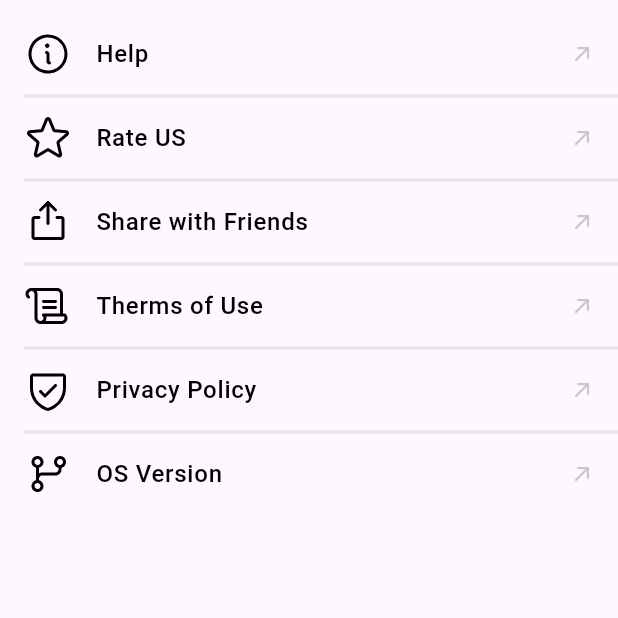
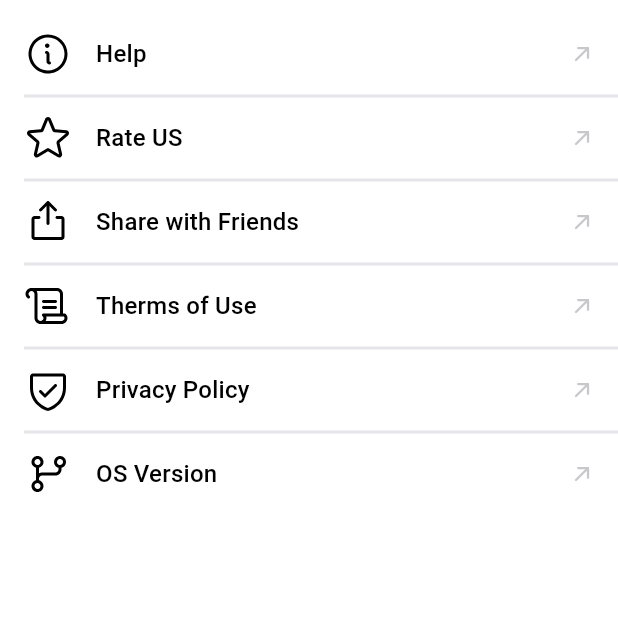
Before and after one commit to metehanpinarli/AppNationCaseStudy, a Flutter app: the screen it shows after launch, on a phone screen of 412 x 824 dp, the top half of it. Run offline on Flutter 3.47's test engine with Material 3 defaults, Android fonts, the phone set to English and light mode, and no system bars; our stand-ins replace flutter_svg.

Commit message:
added theme and parsed settings page widgets

```diff
--- a/lib/main.dart
+++ b/lib/main.dart
@@ -1,5 +1,5 @@
-import 'package:app_nation_case_study/view/home_view.dart';
-import 'package:app_nation_case_study/view/settings_view.dart';
+import 'package:app_nation_case_study/product/theme/light_theme.dart';
+import 'package:app_nation_case_study/view/settings/settings_view.dart';
 import 'package:flutter/material.dart';
 
 void main() {
@@ -14,9 +14,7 @@ class MyApp extends StatelessWidget {
     return MaterialApp(
       title: 'AppNation Case Study App',
       debugShowCheckedModeBanner: false,
-      theme: ThemeData(
-        primarySwatch: Colors.blue,
-      ),
+      theme: LightTheme().themeData,
       home: const SettingsView(),
     );
   }
--- /dev/null
+++ b/lib/product/extension/context_extension.dart
@@ -0,0 +1,6 @@
+import 'package:flutter/material.dart';
+
+extension ThemeExtension on BuildContext {
+  ThemeData get theme => Theme.of(this);
+  TextTheme get textTheme => theme.textTheme;
+}
--- /dev/null
+++ b/lib/product/resources/style/color_palette.dart
@@ -0,0 +1,7 @@
+import 'package:flutter/material.dart';
+
+class ColorPalette {
+  static const Color gray = Color(0xFFE5E5EA);
+  static const Color blue = Color(0xFF0085FF);
+  static const Color darkBlue = Color(0xFF0055D3);
+}
--- /dev/null
+++ b/lib/product/theme/light_theme.dart
@@ -0,0 +1,19 @@
+import 'package:app_nation_case_study/product/resources/style/color_palette.dart';
+import 'package:flutter/material.dart';
+
+class LightTheme {
+  ThemeData get themeData => ThemeData(
+        scaffoldBackgroundColor: Colors.white,
+        colorScheme: const ColorScheme.light(
+          primary: ColorPalette.blue,
+          secondary: ColorPalette.blue,
+        ),
+        appBarTheme: const AppBarTheme(
+          backgroundColor: Colors.white,
+          titleTextStyle: TextStyle(color: Colors.black, fontSize: 20, fontWeight: FontWeight.w600),
+        ),
+        textTheme: const TextTheme(
+          bodyMedium: TextStyle(fontSize: 16, fontWeight: FontWeight.w500, color: Colors.black, letterSpacing: 0.16),
+        ),
+      );
+}
--- a/lib/view/settings_view.dart
+++ b/lib/view/settings/settings_view.dart
@@ -1,7 +1,8 @@
 import 'package:app_nation_case_study/product/resources/assets/assets_constants.dart';
 import 'package:app_nation_case_study/product/resources/sizes/sizes.dart';
+import 'package:app_nation_case_study/view/settings/widgets/custom_divider_widget.dart';
+import 'package:app_nation_case_study/view/settings/widgets/custom_list_tile_widget.dart';
 import 'package:flutter/material.dart';
-import 'package:flutter_svg/svg.dart';
 
 class SettingsView extends StatelessWidget {
   const SettingsView({super.key});
@@ -9,6 +10,7 @@ class SettingsView extends StatelessWidget {
   @override
   Widget build(BuildContext context) {
     return Scaffold(
+
       body: SafeArea(
         child: Padding(
           padding: EdgeInsets.only(left: Sizes.defaultPadding, top: Sizes.defaultPadding),
@@ -32,44 +34,3 @@ class SettingsView extends StatelessWidget {
     );
   }
 }
-
-class CustomDividerWidget extends StatelessWidget {
-  const CustomDividerWidget({
-    super.key,
-  });
-
-  @override
-  Widget build(BuildContext context) {
-    return const Divider(
-      color: Color(0xFFE5E5EA),
-      thickness: 2,
-    );
-  }
-}
-
-class CustomListTileWidget extends StatelessWidget {
-  const CustomListTileWidget({
-    super.key,
-    required this.title,
-    required this.icon,
-  });
-
-  final String title;
-  final AssetIcons icon;
-
-  @override
-  Widget build(BuildContext context) {
-    return ListTile(
-      minVerticalPadding: 0,
-      minLeadingWidth: 0,
-      contentPadding:  EdgeInsets.only(right: Sizes.defaultPadding),
-      visualDensity: const VisualDensity(horizontal: 0, vertical:-4),
-      title: Text(
-        title,
-        style: const TextStyle(fontSize: 16, fontWeight: FontWeight.w500, color: Colors.black),
-      ),
-      leading: SvgPicture.asset(icon.path()),
-      trailing: SvgPicture.asset(AssetIcons.ic_arrow_up_right.path()),
-    );
-  }
-}
--- /dev/null
+++ b/lib/view/settings/widgets/custom_divider_widget.dart
@@ -0,0 +1,16 @@
+import 'package:app_nation_case_study/product/resources/style/color_palette.dart';
+import 'package:flutter/material.dart';
+
+class CustomDividerWidget extends StatelessWidget {
+  const CustomDividerWidget({
+    super.key,
+  });
+
+  @override
+  Widget build(BuildContext context) {
+    return const Divider(
+      color: ColorPalette.gray,
+      thickness: 2,
+    );
+  }
+}
--- /dev/null
+++ b/lib/view/settings/widgets/custom_list_tile_widget.dart
@@ -0,0 +1,29 @@
+import 'package:app_nation_case_study/product/extension/context_extension.dart';
+import 'package:flutter/material.dart';
+import 'package:flutter_svg/svg.dart';
+import '../../../product/resources/assets/assets_constants.dart';
+import '../../../product/resources/sizes/sizes.dart';
+
+class CustomListTileWidget extends StatelessWidget {
+  const CustomListTileWidget({
+    super.key,
+    required this.title,
+    required this.icon,
+  });
+
+  final String title;
+  final AssetIcons icon;
+
+  @override
+  Widget build(BuildContext context) {
+    return ListTile(
+      minVerticalPadding: 0,
+      minLeadingWidth: 0,
+      contentPadding: EdgeInsets.only(right: Sizes.defaultPadding),
+      visualDensity: const VisualDensity(horizontal: 0, vertical: -4),
+      title: Text(title, style: context.textTheme.bodyMedium),
+      leading: SvgPicture.asset(icon.path()),
+      trailing: SvgPicture.asset(AssetIcons.ic_arrow_up_right.path()),
+    );
+  }
+}
```
Also changed, not shown: lib/view/home/home_view.dart (renamed from lib/view/home_view.dart).
